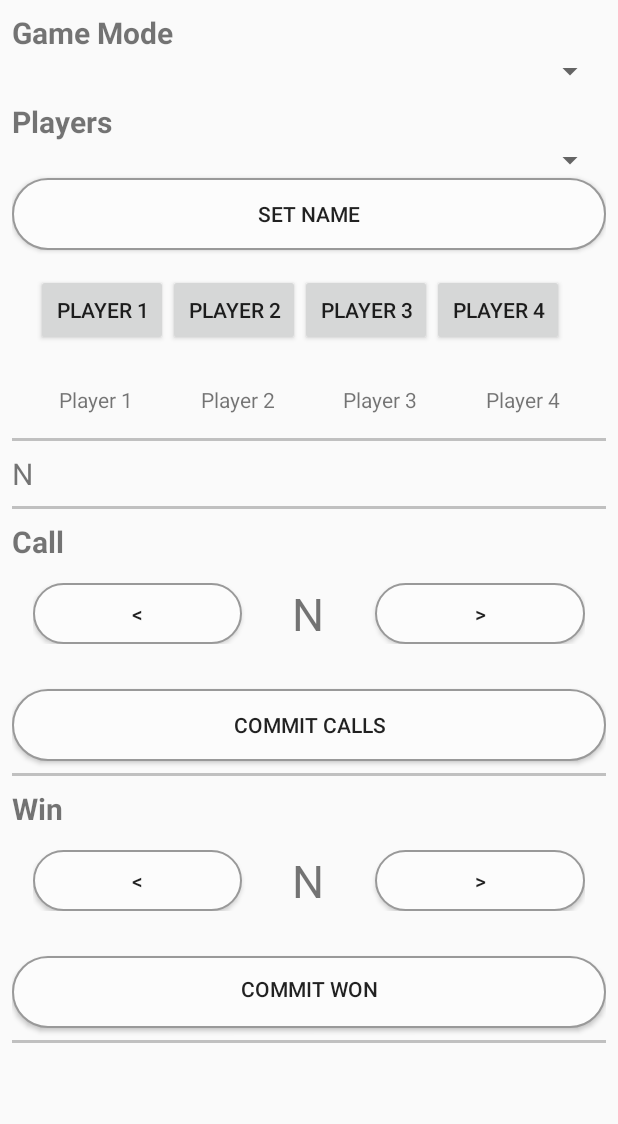
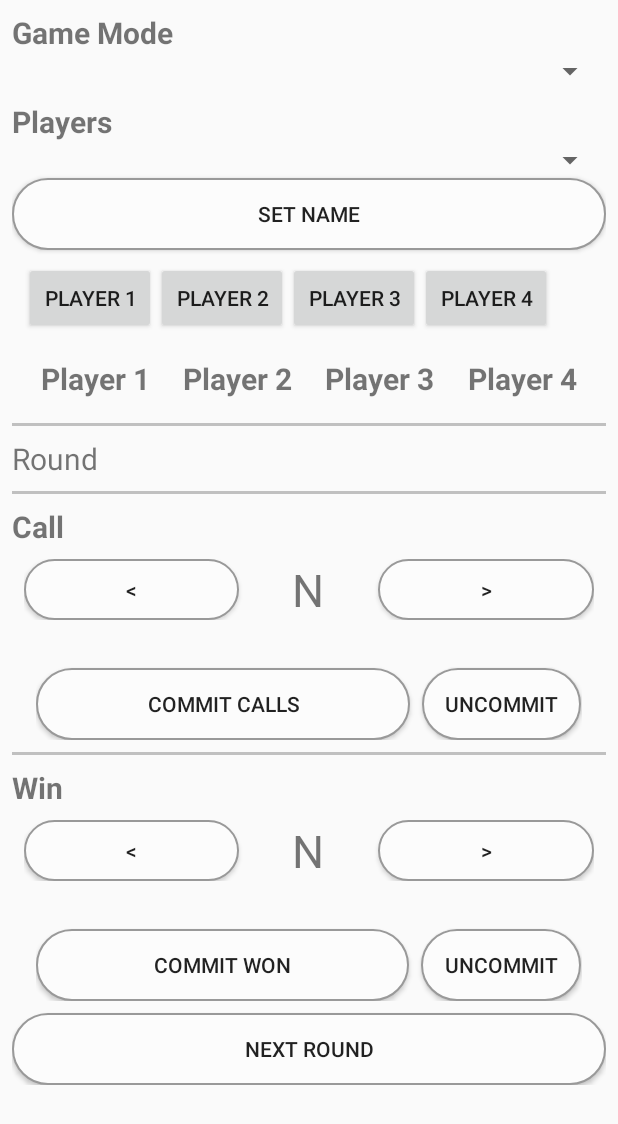
Before and after one commit to lucianodebortoli/Bazas, an Android app: the layout activity_main.xml on its own in the app's theme, with its tools: preview values and no code run, on a phone screen of 412 x 824 dp. Shown: the top 1124 px of the screen. Run offline under Robolectric (Android 15) with nearby library versions, the phone set to English and light mode, and no system bars.

Commit message:
added hand counter and uncommit

```diff
--- a/app/src/main/res/layout/activity_main.xml
+++ b/app/src/main/res/layout/activity_main.xml
@@ -12,8 +12,8 @@
     android:layout_width="match_parent"
     android:layout_height="wrap_content"
     android:orientation="vertical"
-    android:paddingLeft="8dp"
-    android:paddingRight="8dp"
+    android:paddingLeft="@dimen/default_gap"
+    android:paddingRight="@dimen/default_gap"
     tools:context=".MainActivity">
 
     <TextView
@@ -36,7 +36,7 @@
     <TextView
         android:layout_width="wrap_content"
         android:layout_height="wrap_content"
-        android:layout_marginTop="8dp"
+        android:layout_marginTop="@dimen/default_gap"
         android:text="Players"
         android:textSize="20sp"
         android:textStyle="bold"
@@ -49,8 +49,6 @@
         android:layout_width="match_parent"
         android:paddingBottom="@dimen/default_gap"
         android:layout_height="wrap_content" />
-
-
 
     <Button
         android:id="@+id/setNameButton"
@@ -68,11 +66,7 @@
         android:rowCount="1"
         android:columnOrderPreserved="false"
         android:alignmentMode="alignMargins"
-        android:padding="16dp"
-        >
-
-
-
+        android:padding="@dimen/default_gap">
         <LinearLayout
             android:orientation="horizontal"
             android:layout_width="match_parent"
@@ -101,31 +95,24 @@
                 android:layout_width="wrap_content"
                 android:layout_height="wrap_content"
                 android:text="Player 4" />
-
-
         </LinearLayout>
     </GridLayout>
 
-
-
     <GridLayout
-        android:paddingTop="10dp"
+        android:paddingTop="@dimen/default_gap"
         android:layout_width="match_parent"
         android:layout_height="wrap_content"
         android:columnCount="4"
         android:rowCount="1"
         android:columnOrderPreserved="false"
-        android:alignmentMode="alignMargins"
-        >
-
+        android:alignmentMode="alignMargins">
         <LinearLayout
             android:orientation="horizontal"
             android:layout_width="match_parent"
             android:layout_height="match_parent"
             android:paddingBottom="@dimen/default_gap"
             android:paddingLeft="@dimen/default_gap"
-            android:paddingRight="@dimen/default_gap"
-            >
+            android:paddingRight="@dimen/default_gap">
 
             <TextView
                 android:id="@+id/player1Pts"
@@ -133,7 +120,9 @@
                 android:layout_height="wrap_content"
                 android:layout_weight="0.25"
                 android:gravity="center"
-                android:text="Player 1" />
+                android:text="Player 1"
+                android:textSize="20sp"
+                android:textStyle="bold" />
 
             <TextView
                 android:id="@+id/player2Pts"
@@ -141,7 +130,9 @@
                 android:layout_height="wrap_content"
                 android:layout_weight="0.25"
                 android:gravity="center"
-                android:text="Player 2" />
+                android:text="Player 2"
+                android:textSize="20sp"
+                android:textStyle="bold" />
 
             <TextView
                 android:id="@+id/player3Pts"
@@ -149,7 +140,9 @@
                 android:layout_height="wrap_content"
                 android:layout_weight="0.25"
                 android:gravity="center"
-                android:text="Player 3" />
+                android:text="Player 3"
+                android:textSize="20sp"
+                android:textStyle="bold" />
 
             <TextView
                 android:id="@+id/player4Pts"
@@ -157,9 +150,9 @@
                 android:layout_height="wrap_content"
                 android:layout_weight="0.25"
                 android:gravity="center"
-                android:text="Player 4" />
-
-
+                android:text="Player 4"
+                android:textSize="20sp"
+                android:textStyle="bold" />
         </LinearLayout>
     </GridLayout>
 
@@ -170,14 +163,12 @@
         android:layout_height="2dp"
         android:background="#c0c0c0"/>
 
-
-
     <TextView
         android:id="@+id/currentRoundTV"
         android:layout_width="match_parent"
         android:layout_height="wrap_content"
-        android:layout_marginTop="8dp"
-        android:text="N"
+        android:layout_marginTop="@dimen/default_gap"
+        android:text="Round"
         android:textSize="20sp"
         app:layout_constraintLeft_toLeftOf="parent"
         app:layout_constraintRight_toRightOf="parent"
@@ -190,12 +181,11 @@
         android:layout_height="2dp"
         android:background="#c0c0c0"/>
 
-
     <TextView
         android:id="@+id/callTitle"
         android:layout_width="match_parent"
         android:layout_height="wrap_content"
-        android:layout_marginTop="8dp"
+        android:layout_marginTop="@dimen/default_gap"
         android:text="Call"
         android:textSize="20sp"
         android:textStyle="bold"
@@ -204,22 +194,19 @@
         app:layout_constraintTop_toTopOf="parent" />
 
     <GridLayout
-        android:paddingTop="10dp"
+        android:paddingTop="@dimen/default_gap"
         android:layout_width="match_parent"
         android:layout_height="wrap_content"
         android:columnCount="4"
         android:rowCount="1"
         android:columnOrderPreserved="false"
         android:alignmentMode="alignMargins"
-        android:padding="14dp"
-        >
-
+        android:padding="@dimen/default_gap">
         <LinearLayout
             android:orientation="horizontal"
             android:layout_width="match_parent"
             android:layout_height="match_parent"
-            android:paddingBottom="@dimen/default_gap"
-            >
+            android:paddingBottom="@dimen/default_gap">
             <Button
                 android:id="@+id/minusCallButton"
                 android:layout_width="wrap_content"
@@ -227,7 +214,6 @@
                 android:layout_weight="0.3"
                 android:background="@drawable/round_button"
                 android:text="@string/left" />
-
             <TextView
                 android:id="@+id/currentCallTV"
                 android:layout_width="wrap_content"
@@ -238,9 +224,7 @@
                 android:gravity="center"
                 android:textSize="30sp"
                 android:text="N" >
-
             </TextView>
-
             <Button
                 android:id="@+id/plusCallButton"
                 android:layout_width="wrap_content"
@@ -248,19 +232,49 @@
                 android:layout_weight="0.3"
                 android:background="@drawable/round_button"
                 android:text="@string/right" />
-
         </LinearLayout>
     </GridLayout>
 
 
-
+    <GridLayout
+        android:paddingTop="@dimen/default_gap"
+        android:layout_width="match_parent"
+        android:layout_height="wrap_content"
+        android:columnCount="2"
+        android:rowCount="1"
+        android:columnOrderPreserved="false"
+        android:alignmentMode="alignMargins">
+        <LinearLayout
+            android:orientation="horizontal"
+            android:layout_width="match_parent"
+            android:layout_height="match_parent"
+            android:paddingLeft="@dimen/default_gap"
+            android:paddingRight="@dimen/default_gap"
+            android:layout_marginLeft="@dimen/default_gap"
+            android:layout_marginRight="@dimen/default_gap"
+            android:layout_marginHorizontal="@dimen/default_gap">
             <Button
                 android:id="@+id/commitCallsButton"
                 android:layout_marginTop="@dimen/default_gap"
-        android:layout_width="match_parent"
+                android:layout_width="wrap_content"
                 android:layout_height="wrap_content"
                 android:background="@drawable/round_button"
+                android:layout_weight="0.9"
                 android:text="COMMIT CALLS" />
+            <Space
+                android:layout_width="@dimen/default_gap"
+                android:layout_height="match_parent">
+            </Space>
+            <Button
+                android:id="@+id/unCommitCallsButton"
+                android:layout_marginTop="@dimen/default_gap"
+                android:layout_width="wrap_content"
+                android:layout_height="wrap_content"
+                android:background="@drawable/round_button"
+                android:layout_weight="0.1"
+                android:text="UNCOMMIT" />
+        </LinearLayout>
+    </GridLayout>
 
     <View
         android:id="@+id/hline_called"
@@ -269,12 +283,11 @@
         android:layout_height="2dp"
         android:background="#c0c0c0"/>
 
-
     <TextView
         android:id="@+id/winTitle"
         android:layout_width="match_parent"
         android:layout_height="wrap_content"
-        android:layout_marginTop="8dp"
+        android:layout_marginTop="@dimen/default_gap"
         android:text="Win"
         android:textSize="20sp"
         android:textStyle="bold"
@@ -283,22 +296,19 @@
         app:layout_constraintTop_toTopOf="parent" />
 
     <GridLayout
-        android:paddingTop="10dp"
+        android:paddingTop="@dimen/default_gap"
         android:layout_width="match_parent"
         android:layout_height="wrap_content"
         android:columnCount="4"
         android:rowCount="1"
         android:columnOrderPreserved="false"
         android:alignmentMode="alignMargins"
-        android:padding="14dp"
-        >
-
+        android:padding="8dp">
         <LinearLayout
             android:orientation="horizontal"
             android:layout_width="match_parent"
             android:layout_height="match_parent"
-            android:paddingBottom="@dimen/default_gap"
-            >
+            android:paddingBottom="@dimen/default_gap" >
             <Button
                 android:id="@+id/minusWinButton"
                 android:layout_width="wrap_content"
@@ -306,7 +316,6 @@
                 android:layout_weight="0.3"
                 android:background="@drawable/round_button"
                 android:text="@string/left" />
-
             <TextView
                 android:id="@+id/currentWinTV"
                 android:layout_width="wrap_content"
@@ -317,9 +326,7 @@
                 android:gravity="center"
                 android:textSize="30sp"
                 android:text="N" >
-
             </TextView>
-
             <Button
                 android:id="@+id/plusWinButton"
                 android:layout_width="wrap_content"
@@ -327,26 +334,67 @@
                 android:layout_weight="0.3"
                 android:background="@drawable/round_button"
                 android:text="@string/right" />
-
         </LinearLayout>
     </GridLayout>
 
-    <Button
-        android:id="@+id/commitWonButton"
-        android:layout_marginTop="@dimen/default_gap"
+
+    <GridLayout
+        android:paddingTop="@dimen/default_gap"
         android:layout_width="match_parent"
         android:layout_height="wrap_content"
-        android:paddingBottom="12dp"
+        android:columnCount="2"
+        android:rowCount="1"
+        android:columnOrderPreserved="false"
+        android:alignmentMode="alignMargins">
+        <LinearLayout
+            android:orientation="horizontal"
+            android:layout_width="match_parent"
+            android:layout_height="match_parent"
+            android:paddingLeft="@dimen/default_gap"
+            android:paddingRight="@dimen/default_gap"
+            android:layout_marginLeft="@dimen/default_gap"
+            android:layout_marginRight="@dimen/default_gap"
+            android:layout_marginHorizontal="@dimen/default_gap">
+            <Button
+                android:id="@+id/commitWinsButton"
+                android:layout_marginTop="@dimen/default_gap"
+                android:layout_width="wrap_content"
+                android:layout_height="wrap_content"
+                android:paddingBottom="@dimen/default_gap"
                 android:background="@drawable/round_button"
+                android:layout_weight="0.9"
                 android:text="COMMIT WON" />
+            <Space
+                android:layout_width="@dimen/default_gap"
+                android:layout_height="match_parent">
+            </Space>
+            <Button
+                android:id="@+id/unCommitWinsButton"
+                android:layout_marginTop="@dimen/default_gap"
+                android:layout_width="wrap_content"
+                android:layout_height="wrap_content"
+                android:paddingBottom="@dimen/default_gap"
+                android:background="@drawable/round_button"
+                android:layout_weight="0.1"
+                android:text="UNCOMMIT" />
+        </LinearLayout>
+    </GridLayout>
 
     <View
         android:id="@+id/hline_win"
         android:layout_marginTop="@dimen/default_gap"
         android:layout_width="match_parent"
-        android:layout_height="2dp"
+        android:layout_height="0dp"
+        android:paddingBottom="@dimen/default_gap"
         android:background="#c0c0c0"/>
 
+    <Button
+        android:id="@+id/nextRoundButton"
+        android:layout_width="match_parent"
+        android:layout_height="wrap_content"
+        android:background="@drawable/round_button"
+        android:padding="@dimen/default_gap"
+        android:text="Next Round">
+    </Button>
 </LinearLayout>
-
 </ScrollView>
--- a/app/src/main/res/values/colors.xml
+++ b/app/src/main/res/values/colors.xml
@@ -2,8 +2,8 @@
 <resources>
     <color name="colorPrimary">#2196F3</color>
     <color name="colorPrimaryDark">#1B6EAF</color>
-    <color name="colorAccent">#87BAE3</color>
-    <color name="colorIdle">#DADADA</color>
+    <color name="colorAccent">#CDDC39</color>
+    <color name="colorIdle">#D6EDFF</color>
     <color name="colorWhite">#FFFFFF</color>
     <color name="colorBlack">#3E3E3E</color>
 </resources>
```
Also changed, not shown: app/src/main/java/org/luciano/bazas/Game.kt (added, +158 -0 lines), app/src/main/java/org/luciano/bazas/MainActivity.kt (+102 -170 lines), app/src/main/java/org/luciano/bazas/Player.kt (+8 -0 lines), 1 other file. Lines whose indentation alone changed are shown as unchanged.
